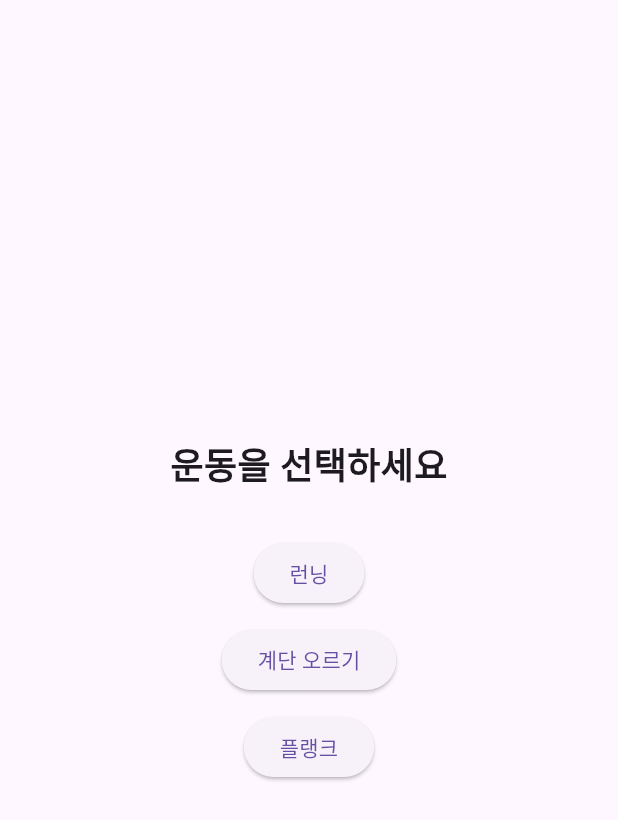
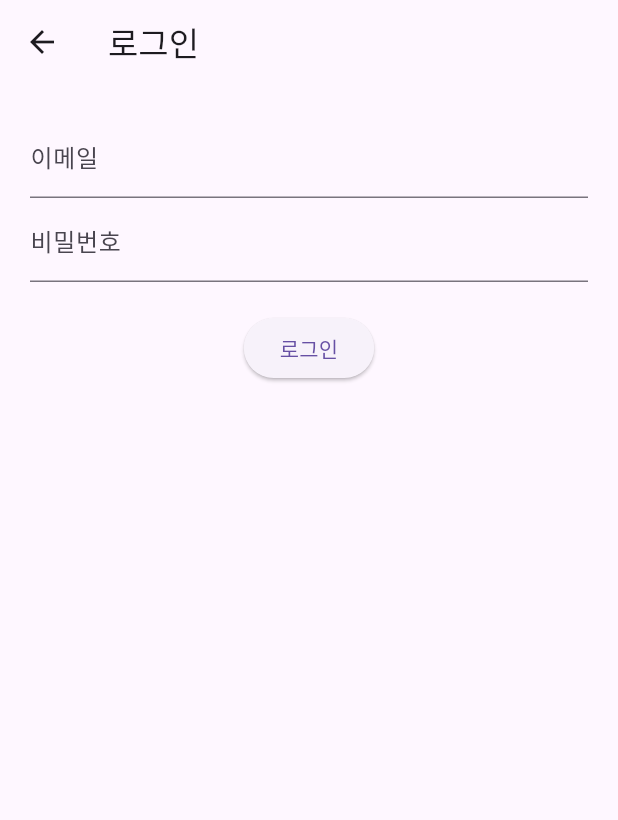
Before and after one commit to JJJmin777/Workout_app, a Flutter app: the screen it shows after launch, after a tap on "로그인", on a phone screen of 412 x 824 dp. Shown: the top 820 px of the screen. Run offline on Flutter 3.47's test engine with Material 3 defaults, Android fonts, the phone set to English and light mode, and no system bars; our stand-ins replace firebase_auth, firebase_core; accounts and stored records are empty.

```diff
--- a/lib/main.dart
+++ b/lib/main.dart
@@ -1,6 +1,9 @@
 import 'package:flutter/material.dart';
 import 'package:firebase_core/firebase_core.dart';
+import 'package:firebase_auth/firebase_auth.dart';
+
 import 'screens/login_screen.dart';
+import 'screens/workout_selection_screen.dart';
 
 void main() async {
   WidgetsFlutterBinding.ensureInitialized(); // Flutter 시스템 준비
@@ -14,7 +17,18 @@ class MyApp extends StatelessWidget {
     return MaterialApp(
       title: '운동 관리 앱',
       theme: ThemeData(primarySwatch: Colors.blue),
-      home: LoginScreen(),
+      home: StreamBuilder<User?>(
+        stream: FirebaseAuth.instance.authStateChanges(), // 로그인 상태 실시간 감지
+        builder: (context, snapshot) {
+          if (snapshot.connectionState == ConnectionState.waiting) {
+            return CircularProgressIndicator(); // 로딩중
+          } else if (snapshot.hasData) {
+            return WorkoutSelectionScreen(); // 로그인된 상태
+          } else {
+            return LoginScreen(); // 로그인 안 됨
+          }
+        },
+      )
     );
   }
 }
--- a/lib/screens/login_form.dart
+++ b/lib/screens/login_form.dart
@@ -0,0 +1,47 @@
+import 'package:flutter/material.dart';
+import 'package:firebase_auth/firebase_auth.dart';
+import 'workout_selection_screen.dart';
+
+class LoginForm extends StatelessWidget {
+  final emailController = TextEditingController();
+  final passwordController = TextEditingController();
+
+  void login(BuildContext context) async {
+    try {
+      await FirebaseAuth.instance.signInWithEmailAndPassword(
+        email: emailController.text.trim(),
+        password: passwordController.text.trim(),
+      );
+
+      Navigator.pushReplacement(
+        context,
+        MaterialPageRoute(builder: (_) => WorkoutSelectionScreen()), // 기존 화면을 아예 지우고 새 화면으로 교체 (뒤로가기 안 됨)
+      );
+
+    } catch (e) {
+      ScaffoldMessenger.of(context).showSnackBar(
+        SnackBar(content: Text("로그인 실패: ${e.toString()}")),
+      );
+    }
+  }
+  @override
+  Widget build(BuildContext context) {
+    return Scaffold(
+      appBar: AppBar(title: Text("로그인")),
+      body: Padding(
+        padding: const EdgeInsets.all(20.0),
+        child: Column(
+          children: [
+            TextField(controller: emailController, decoration: InputDecoration(labelText: "이메일")),
+            TextField(controller: passwordController,decoration: InputDecoration(labelText: "비밀번호"), obscureText: true),
+            SizedBox(height: 20),
+            ElevatedButton(
+              onPressed: () => login(context),
+              child: Text("로그인"),
+            )
+          ],
+        )
+      )
+    );
+  }
+}
--- a/lib/screens/login_screen.dart
+++ b/lib/screens/login_screen.dart
@@ -1,5 +1,5 @@
 import 'package:flutter/material.dart';
-import 'workout_selection_screen.dart';
+import 'login_form.dart';
 import 'signup_screen.dart';
 
 class LoginScreen extends StatelessWidget {
@@ -16,12 +16,11 @@ class LoginScreen extends StatelessWidget {
               onPressed: () {
                 Navigator.push(
                   context,
-                  MaterialPageRoute(builder: (_) => WorkoutSelectionScreen()),
+                  MaterialPageRoute(builder: (_) => LoginForm()),
                 );
               },
               child: Text("로그인"),
             ),
-            SizedBox(height: 10),
             ElevatedButton(
               onPressed: () {
                 Navigator.push(
--- a/lib/screens/workout_selection_screen.dart
+++ b/lib/screens/workout_selection_screen.dart
@@ -1,24 +1,45 @@
 import 'package:flutter/material.dart';
+import 'package:firebase_auth/firebase_auth.dart';
+
+import 'package:workout_app/main.dart';
 
 class WorkoutSelectionScreen extends StatelessWidget {
+  void logout(BuildContext context) async {
+    await FirebaseAuth.instance.signOut();
+
+    ScaffoldMessenger.of(context).showSnackBar(
+      SnackBar(content: Text("로그아웃 되었습니다.")),
+    );
+
+    Navigator.of(context).pushAndRemoveUntil(
+      MaterialPageRoute(builder: (context) => MyApp()),
+      (Route<dynamic> route) => false,
+    );
+    //  자동으로 로그인 화면으로 이동됨 (main.dart에서 처리)
+  }
+
   @override
   Widget build(BuildContext context) {
     return Scaffold(
+      appBar: AppBar(
+        title: Text("운동을 선택하세요"),
+        actions: [
+          IconButton(
+            onPressed: () => logout(context),
+            icon: Icon(Icons.logout),
+            tooltip: "로그아웃",
+          )
+        ],
+      ),
       body: Center( // <- 화면 중앙 정렬
         child: Column(
           mainAxisSize: MainAxisSize.min, // 중앙 정렬 효과
           children: [
-            Text(
-              "운동을 선택하세요",
-              style: TextStyle(fontSize: 24, fontWeight: FontWeight.bold),
-            ),
-            SizedBox(height: 30),
             ElevatedButton(onPressed: () {}, child: Text("런닝")),
             SizedBox(height: 10),
             ElevatedButton(onPressed: () {}, child: Text("계단 오르기")),
             SizedBox(height: 10),
             ElevatedButton(onPressed: () {}, child: Text("플랭크")),
-            SizedBox(height: 10),
           ],
         ),
       )
```
Also changed, not shown: 7 other files.
